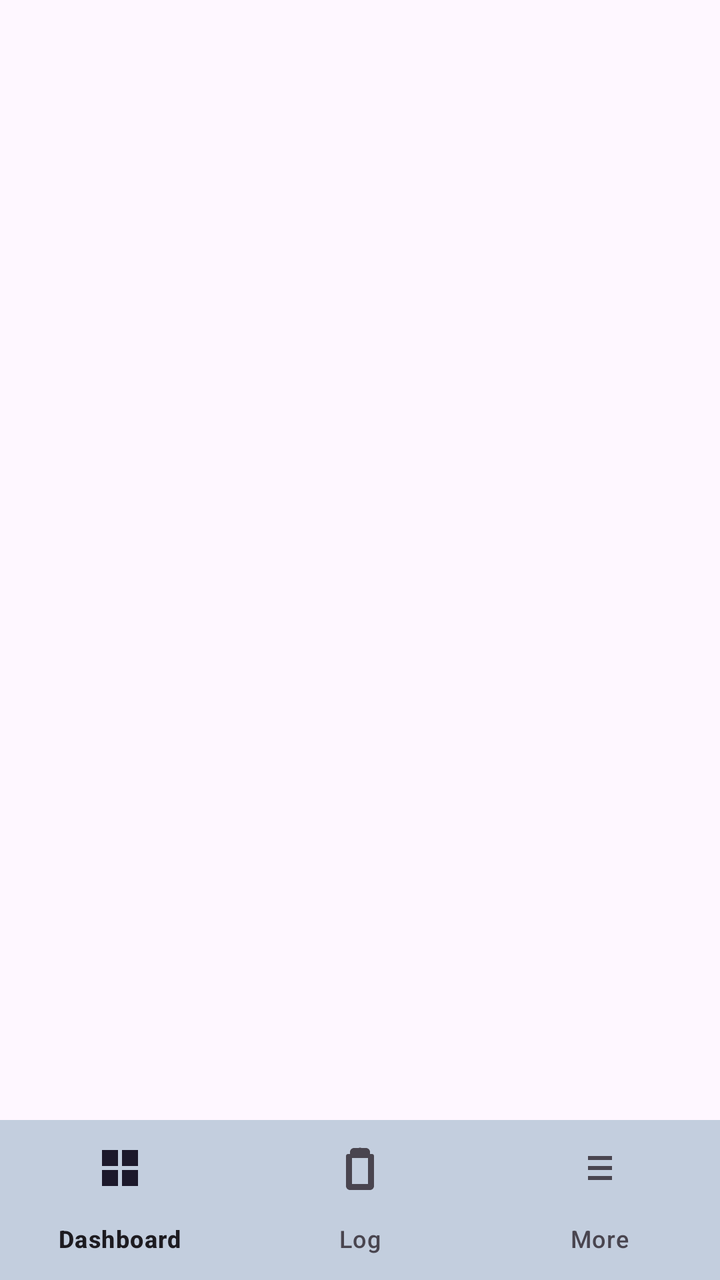
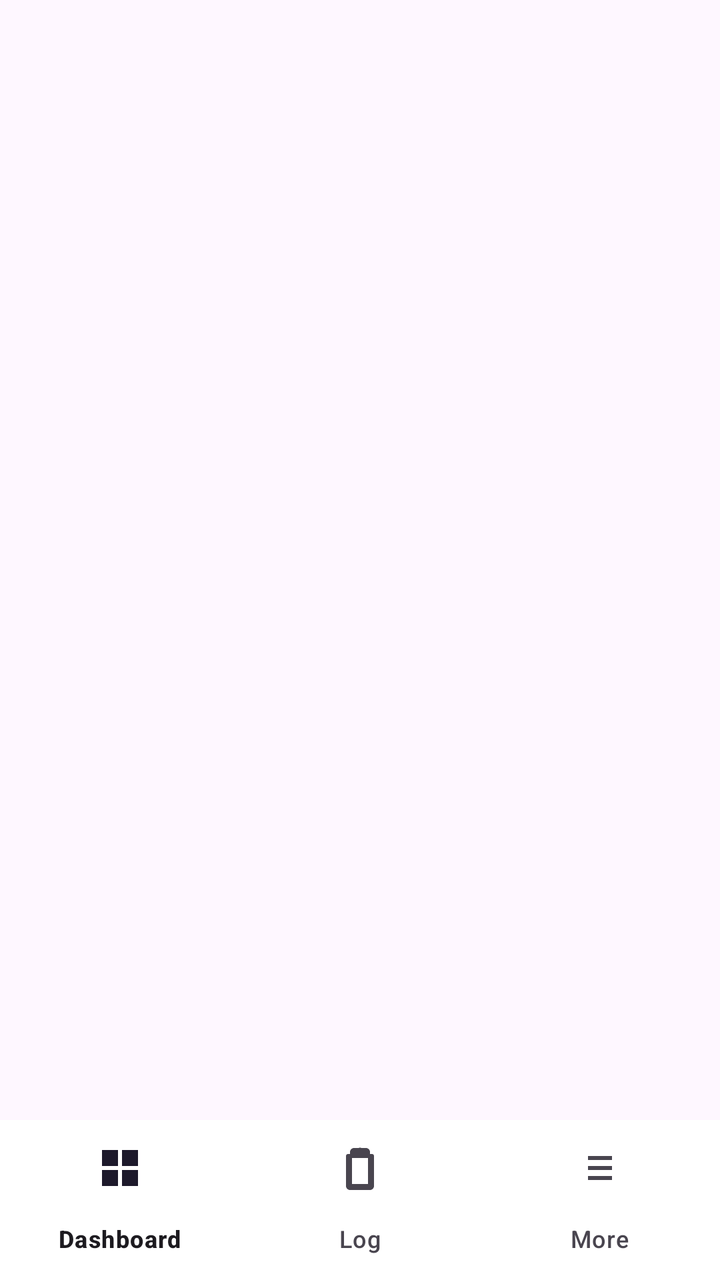

Screens rendered from an Android XML layout before and after an edit, with the pre-edit source and the edit as a unified diff.
<!-- AndroidManifest.xml: application theme Theme.HeronHealth -->
<!-- res/layout/activity_main.xml -->
<?xml version="1.0" encoding="utf-8"?>
<androidx.coordinatorlayout.widget.CoordinatorLayout
    xmlns:android="http://schemas.android.com/apk/res/android"
    xmlns:app="http://schemas.android.com/apk/res-auto"
    android:id="@+id/main"
    android:layout_width="match_parent"
    android:layout_height="match_parent">

    <FrameLayout
        android:id="@+id/fragment_container"
        android:layout_width="match_parent"
        android:layout_height="match_parent"/>

    <com.google.android.material.bottomnavigation.BottomNavigationView
        android:id="@+id/bottomNavigationView"
        android:layout_width="match_parent"
        android:layout_height="wrap_content"
        android:layout_gravity="bottom"
        android:background="#c3cede"
        app:menu="@menu/bottom_nav_bar"/>

</androidx.coordinatorlayout.widget.CoordinatorLayout>
<!-- resources referenced by this layout -->
<resources>
  <style name="Theme.HeronHealth" parent="Base.Theme.HeronHealth" />
  <style name="Base.Theme.HeronHealth" parent="Theme.Material3.DayNight.NoActionBar">
          
          
      </style>
</resources>

<!-- the commit's change to res/layout/activity_main.xml (unified diff, before → after) -->
@@ -16,7 +16,7 @@
         android:layout_width="match_parent"
         android:layout_height="wrap_content"
         android:layout_gravity="bottom"
-        android:background="#c3cede"
+        style="@style/SCREEN"
         app:menu="@menu/bottom_nav_bar"/>
 
 </androidx.coordinatorlayout.widget.CoordinatorLayout>
<!-- resource entries referenced after the edit -->
@@ -1,5 +1,8 @@
 <!-- resources referenced by this layout -->
 <resources>
+  <style name="SCREEN">
+          <item name="android:background">#FFF</item>&gt;
+      </style>
   <style name="Theme.HeronHealth" parent="Base.Theme.HeronHealth" />
   <style name="Base.Theme.HeronHealth" parent="Theme.Material3.DayNight.NoActionBar">
           
